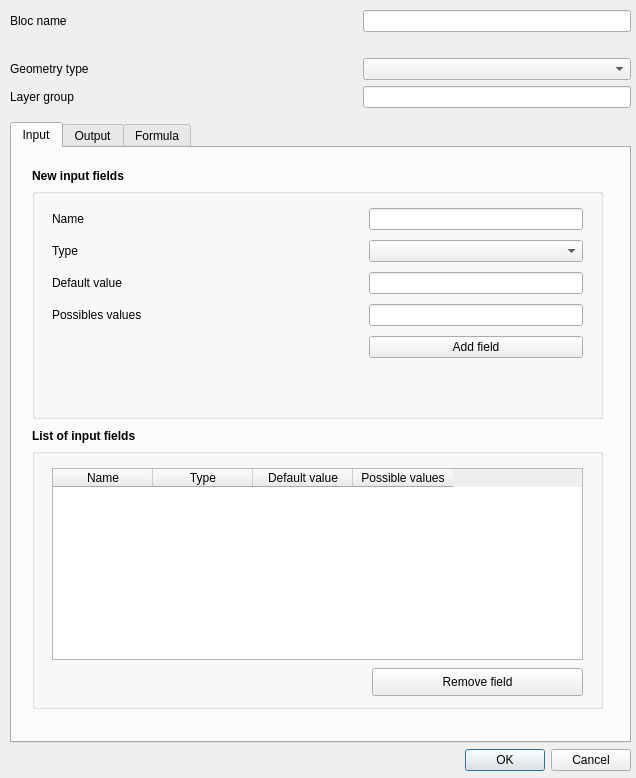
This is gui/forms/create_bloc.ui in TheophileLaPelouse/cycle as Qt 5 draws it before an edit. The edited form follows.
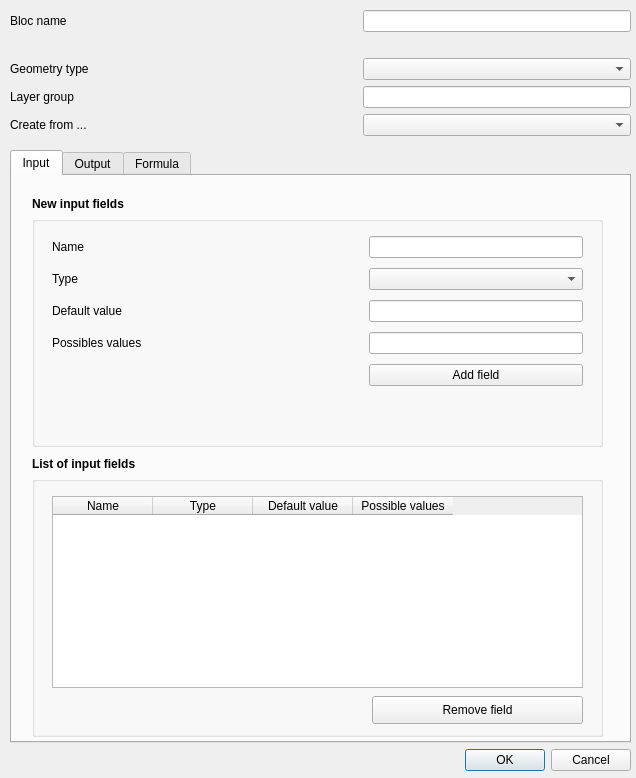
This is the edited form.

The edit to the form file:
```diff
--- a/gui/forms/create_bloc.ui
+++ b/gui/forms/create_bloc.ui
@@ -872,6 +872,29 @@
       <item row="3" column="2">
        <widget class="QLineEdit" name="group"/>
       </item>
+      <item row="4" column="0">
+       <widget class="QLabel" name="label_24">
+        <property name="text">
+         <string>Create from ...</string>
+        </property>
+       </widget>
+      </item>
+      <item row="4" column="2">
+       <widget class="QComboBox" name="combo_bloc"/>
+      </item>
+      <item row="4" column="1">
+       <spacer name="horizontalSpacer_19">
+        <property name="orientation">
+         <enum>Qt::Horizontal</enum>
+        </property>
+        <property name="sizeHint" stdset="0">
+         <size>
+          <width>10</width>
+          <height>20</height>
+         </size>
+        </property>
+       </spacer>
+      </item>
      </layout>
     </item>
     <item row="1" column="0">
```
Left out of the diff: 38 changed lines with no effect on the pictures.
